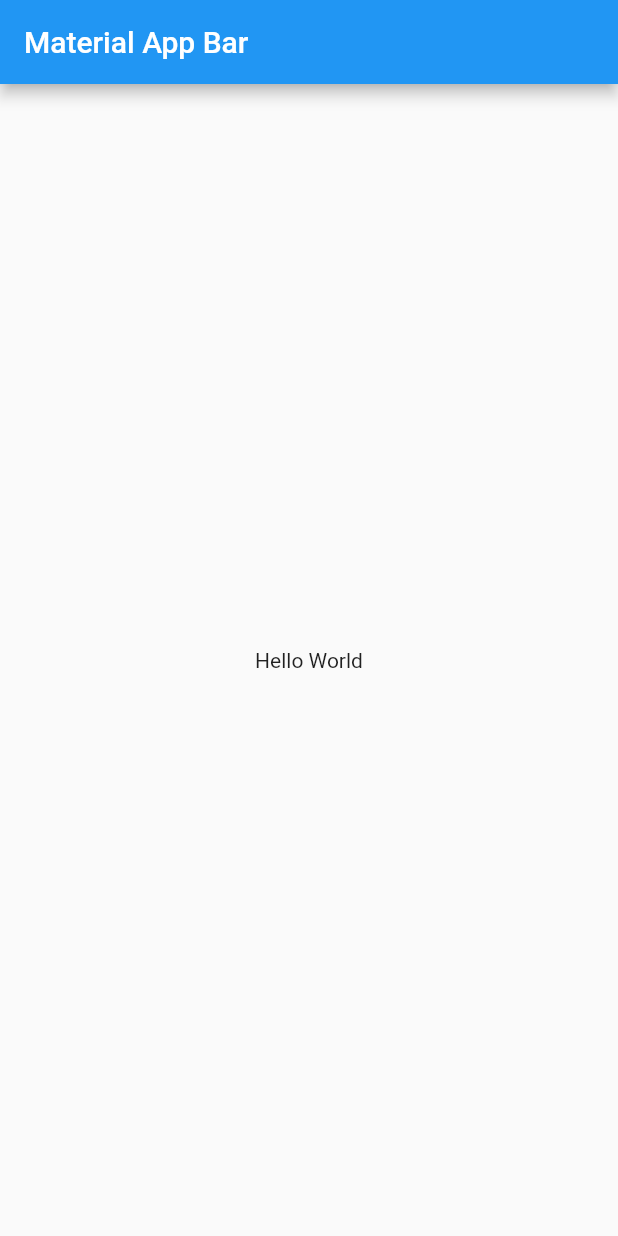
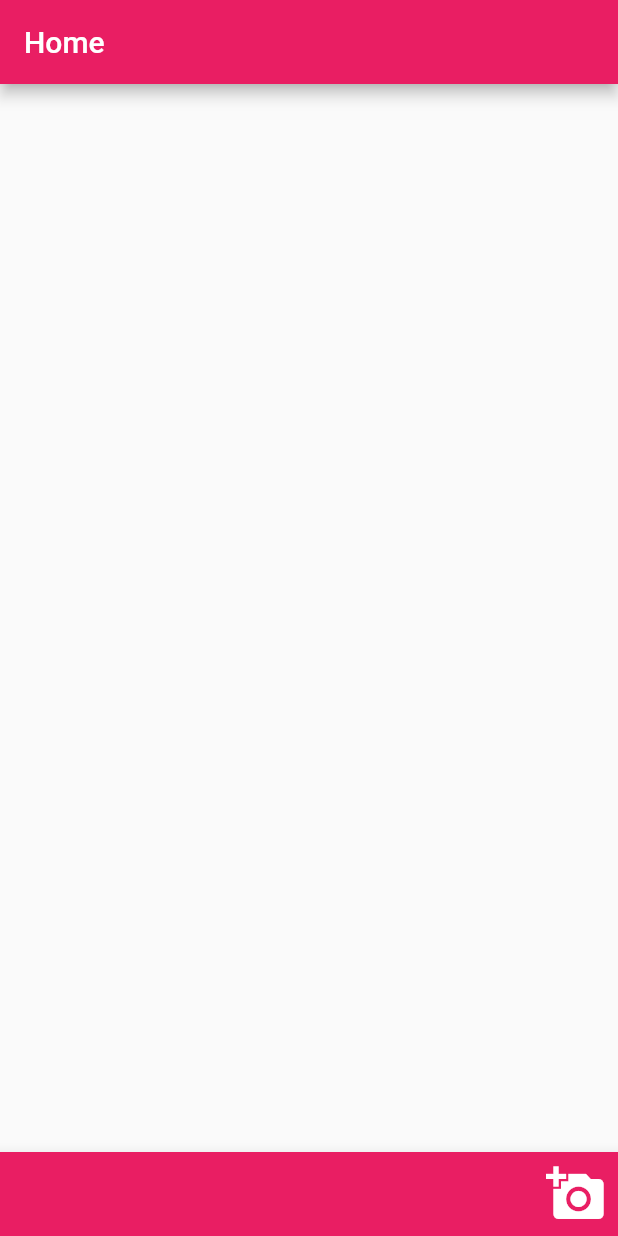
Before and after one commit to miswidgetsFlutter/add_photos, a Flutter app: the screen it shows after launch, on a phone screen of 412 x 824 dp. Run offline on Flutter 3.47's test engine with Material 2 defaults, Android fonts, the phone set to English and light mode, and no system bars; our stand-ins replace image_picker.

Commit message:
good to 7:43 min

```diff
--- /dev/null
+++ b/lib/homePage.dart
@@ -0,0 +1,46 @@
+import 'package:add_photos/photoUpload.dart';
+import 'package:flutter/material.dart';
+
+class HomePage extends StatefulWidget {
+  HomePage({Key key}) : super(key: key);
+
+  @override
+  _HomePageState createState() => _HomePageState();
+}
+
+class _HomePageState extends State<HomePage> {
+  @override
+  Widget build(BuildContext context) {
+    return Scaffold(
+      appBar: AppBar(
+        title: Text("Home"),
+      ),
+      body: Container(),
+      bottomNavigationBar: BottomAppBar(
+        color: Colors.pink,
+        child: Container(
+          child: Row(
+            mainAxisAlignment: MainAxisAlignment.end,
+            mainAxisSize: MainAxisSize.max,
+            children: <Widget>[
+              IconButton(
+                icon: Icon(Icons.add_a_photo),
+                iconSize: 40,
+                color: Colors.white,
+                onPressed: () {
+                  Navigator.push(
+                    context,
+                    MaterialPageRoute(builder: (context){
+                      return PhotoUpload();
+                    }),
+
+                  );
+                },
+              )
+            ],
+          ),
+        ),
+      ),
+    );
+  }
+}
--- a/lib/main.dart
+++ b/lib/main.dart
@@ -1,3 +1,4 @@
+import 'package:add_photos/homePage.dart';
 import 'package:flutter/material.dart';
 
 void main() => runApp(MyApp());
@@ -7,16 +8,11 @@ class MyApp extends StatelessWidget {
   Widget build(BuildContext context) {
     return MaterialApp(
       title: 'Material App',
-      home: Scaffold(
-        appBar: AppBar(
-          title: Text('Material App Bar'),
-        ),
-        body: Center(
-          child: Container(
-            child: Text('Hello World'),
-          ),
-        ),
+      theme: ThemeData(
+        primarySwatch: Colors.pink
       ),
+      debugShowCheckedModeBanner: false,
+      home: HomePage(),
     );
   }
 }
```
Also changed, not shown: lib/photoUpload.dart (added, +41 -0 lines), pubspec.yaml (+4 -51 lines), pubspec.lock, 3 other files.
